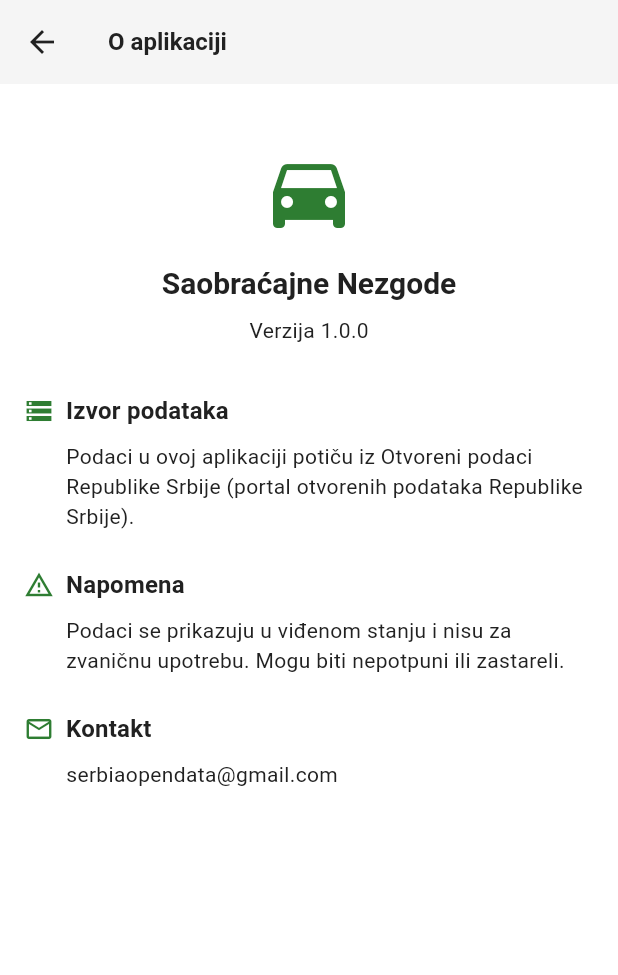
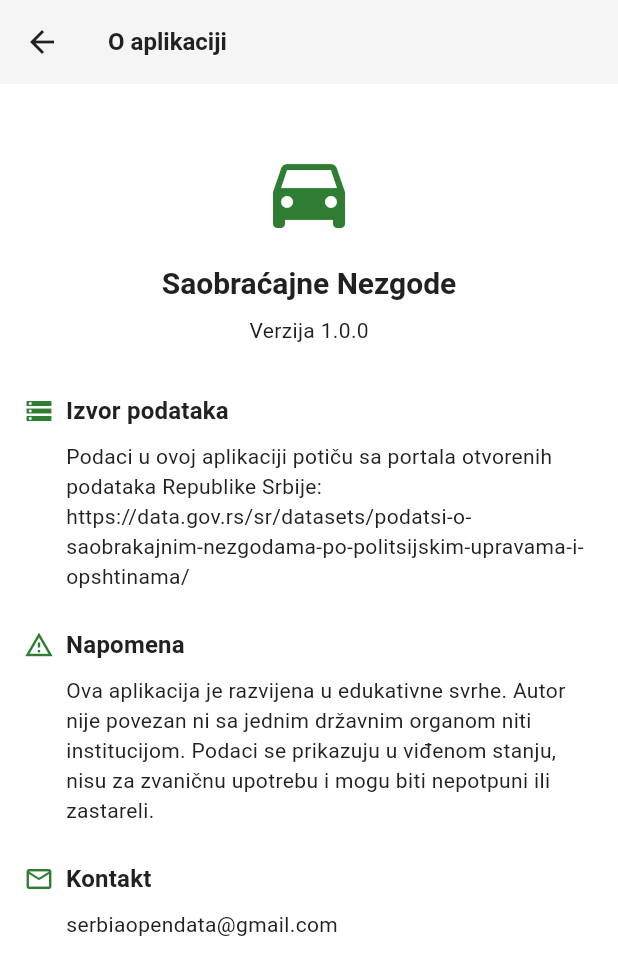
Before and after one commit to rus89/saobracajke, a Flutter app: the AboutScreen screen opened directly, on a phone screen of 412 x 824 dp. Shown: the top 975 px of the screen. Run offline on Flutter 3.47's test engine with Material 3 defaults, Android fonts, the phone set to English and light mode, and no system bars; our stand-ins replace fl_chart, flutter_map, flutter_riverpod, latlong2, sqflite; missing offline and left inert: flutter_map_marker_cluster; accounts and stored records are empty.

Commit message:
fix: add dataset link and expand disclaimer on about screen
Co-Authored-By: Claude Opus 4.6 (1M context) <noreply@anthropic.com>

```diff
--- a/lib/presentation/ui/screens/about_screen.dart
+++ b/lib/presentation/ui/screens/about_screen.dart
@@ -41,17 +41,20 @@ class AboutScreen extends StatelessWidget {
               _Section(
                 icon: Icons.storage_outlined,
                 title: 'Izvor podataka',
-                body: 'Podaci u ovoj aplikaciji potiču iz '
-                    'Otvoreni podaci Republike Srbije '
-                    '(portal otvorenih podataka Republike Srbije).',
+                body: 'Podaci u ovoj aplikaciji potiču sa portala '
+                    'otvorenih podataka Republike Srbije:\n'
+                    'https://data.gov.rs/sr/datasets/podatsi-o-saobrakajnim-nezgodama-po-politsijskim-upravama-i-opshtinama/',
               ),
               const SizedBox(height: AppSpacing.xxl),
               _Section(
                 icon: Icons.warning_amber_outlined,
                 title: 'Napomena',
-                body: 'Podaci se prikazuju u viđenom stanju i '
-                    'nisu za zvaničnu upotrebu. '
-                    'Mogu biti nepotpuni ili zastareli.',
+                body: 'Ova aplikacija je razvijena u edukativne svrhe. '
+                    'Autor nije povezan ni sa jednim državnim organom '
+                    'niti institucijom. '
+                    'Podaci se prikazuju u viđenom stanju, '
+                    'nisu za zvaničnu upotrebu i '
+                    'mogu biti nepotpuni ili zastareli.',
               ),
               const SizedBox(height: AppSpacing.xxl),
               _Section(
```
Also changed, not shown: 1 other file.
